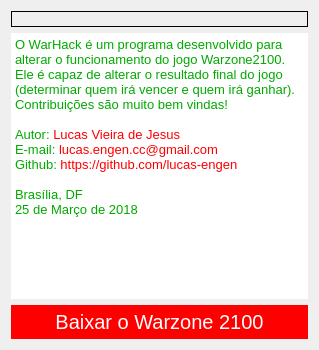
Old version of the form ui/frmabout.ui in the repository lucasvmx/Spark.
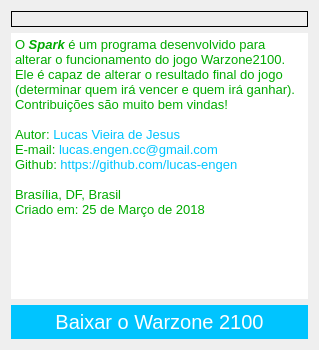
New version of the form.

Commit message: fix: o anti-cheat não podia ser habilitado (#8) docs: melhorias na documentação (Doxygen) docs: atualização do README.md e do USAGE.md refactor: melhorias na cor de alguns elementos da IU BREAKING CHANGE: mudança na identidade visual do programa BREAKING CHANGE: mudança no nome do programa BREAKING CHANGE: mudança no nome do arquivo de recurso (.rc)

Diff of the .ui file:
```diff
--- a/ui/frmabout.ui
+++ b/ui/frmabout.ui
@@ -40,12 +40,12 @@
 &lt;html&gt;&lt;head&gt;&lt;meta name=&quot;qrichtext&quot; content=&quot;1&quot; /&gt;&lt;style type=&quot;text/css&quot;&gt;
 p, li { white-space: pre-wrap; }
 &lt;/style&gt;&lt;/head&gt;&lt;body style=&quot; font-family:'MS Shell Dlg 2'; font-size:8.25pt; font-weight:400; font-style:normal;&quot;&gt;
-&lt;p style=&quot; margin-top:0px; margin-bottom:0px; margin-left:0px; margin-right:0px; -qt-block-indent:0; text-indent:0px; background-color:#ffffff;&quot;&gt;&lt;span style=&quot; font-size:10pt; color:#00aa00;&quot;&gt;O WarHack é um programa desenvolvido para alterar o funcionamento do jogo Warzone2100. Ele é capaz de alterar o resultado final do jogo (determinar quem irá vencer e quem irá ganhar). Contribuições são muito bem vindas!&lt;br /&gt;&lt;br /&gt;Autor: &lt;/span&gt;&lt;span style=&quot; font-size:10pt; color:#ff0000;&quot;&gt;Lucas Vieira de Jesus&lt;/span&gt;&lt;/p&gt;
-&lt;p style=&quot; margin-top:0px; margin-bottom:0px; margin-left:0px; margin-right:0px; -qt-block-indent:0; text-indent:0px;&quot;&gt;&lt;span style=&quot; font-size:10pt; color:#00aa00;&quot;&gt;E-mail: &lt;/span&gt;&lt;span style=&quot; font-size:10pt; color:#ff0000;&quot;&gt;lucas.engen.cc@gmail.com&lt;/span&gt;&lt;/p&gt;
-&lt;p style=&quot; margin-top:0px; margin-bottom:0px; margin-left:0px; margin-right:0px; -qt-block-indent:0; text-indent:0px;&quot;&gt;&lt;span style=&quot; font-size:10pt; color:#00aa00;&quot;&gt;Github: &lt;/span&gt;&lt;span style=&quot; font-size:10pt; color:#ff0000;&quot;&gt;https://github.com/lucas-engen&lt;/span&gt;&lt;/p&gt;
+&lt;p style=&quot; margin-top:0px; margin-bottom:0px; margin-left:0px; margin-right:0px; -qt-block-indent:0; text-indent:0px; background-color:#ffffff;&quot;&gt;&lt;span style=&quot; font-size:10pt; color:#00aa00;&quot;&gt;O &lt;/span&gt;&lt;span style=&quot; font-size:10pt; font-weight:600; font-style:italic; color:#00aa00;&quot;&gt;Spark&lt;/span&gt;&lt;span style=&quot; font-size:10pt; color:#00aa00;&quot;&gt; é um programa desenvolvido para alterar o funcionamento do jogo Warzone2100. Ele é capaz de alterar o resultado final do jogo (determinar quem irá vencer e quem irá ganhar). Contribuições são muito bem vindas!&lt;br /&gt;&lt;br /&gt;Autor: &lt;/span&gt;&lt;span style=&quot; font-size:10pt; color:#00c4ff;&quot;&gt;Lucas Vieira de Jesus&lt;/span&gt;&lt;/p&gt;
+&lt;p style=&quot; margin-top:0px; margin-bottom:0px; margin-left:0px; margin-right:0px; -qt-block-indent:0; text-indent:0px;&quot;&gt;&lt;span style=&quot; font-size:10pt; color:#00aa00;&quot;&gt;E-mail: &lt;/span&gt;&lt;span style=&quot; font-size:10pt; color:#00c4ff;&quot;&gt;lucas.engen.cc@gmail.com&lt;/span&gt;&lt;/p&gt;
+&lt;p style=&quot; margin-top:0px; margin-bottom:0px; margin-left:0px; margin-right:0px; -qt-block-indent:0; text-indent:0px;&quot;&gt;&lt;span style=&quot; font-size:10pt; color:#00aa00;&quot;&gt;Github: &lt;/span&gt;&lt;span style=&quot; font-size:10pt; color:#00c4ff;&quot;&gt;https://github.com/lucas-engen&lt;/span&gt;&lt;/p&gt;
 &lt;p style=&quot;-qt-paragraph-type:empty; margin-top:0px; margin-bottom:0px; margin-left:0px; margin-right:0px; -qt-block-indent:0; text-indent:0px; font-size:10pt; color:#00aa00;&quot;&gt;&lt;br /&gt;&lt;/p&gt;
-&lt;p style=&quot; margin-top:0px; margin-bottom:0px; margin-left:0px; margin-right:0px; -qt-block-indent:0; text-indent:0px;&quot;&gt;&lt;span style=&quot; font-size:10pt; color:#00aa00;&quot;&gt;Brasília, DF&lt;/span&gt;&lt;/p&gt;
-&lt;p style=&quot; margin-top:0px; margin-bottom:0px; margin-left:0px; margin-right:0px; -qt-block-indent:0; text-indent:0px;&quot;&gt;&lt;span style=&quot; font-size:10pt; color:#00aa00;&quot;&gt;25 de Março de 2018&lt;/span&gt;&lt;/p&gt;&lt;/body&gt;&lt;/html&gt;</string>
+&lt;p style=&quot; margin-top:0px; margin-bottom:0px; margin-left:0px; margin-right:0px; -qt-block-indent:0; text-indent:0px;&quot;&gt;&lt;span style=&quot; font-size:10pt; color:#00aa00;&quot;&gt;Brasília, DF, Brasil&lt;/span&gt;&lt;/p&gt;
+&lt;p style=&quot; margin-top:0px; margin-bottom:0px; margin-left:0px; margin-right:0px; -qt-block-indent:0; text-indent:0px;&quot;&gt;&lt;span style=&quot; font-size:10pt; color:#00aa00;&quot;&gt;Criado em: 25 de Março de 2018&lt;/span&gt;&lt;/p&gt;&lt;/body&gt;&lt;/html&gt;</string>
      </property>
      <property name="openExternalLinks">
       <bool>true</bool>
@@ -60,7 +60,7 @@
   font-family: Arial;
   color: #ffffff;
   font-size: 20px;
-  background: #ff0000;
+  background: #00c4ff;
   padding: 5px 10px 5px 10px;
   text-decoration: none;
 }
```
Left out of the diff: 2 changed lines with no effect on the pictures. The commit also changes 29 other files.
